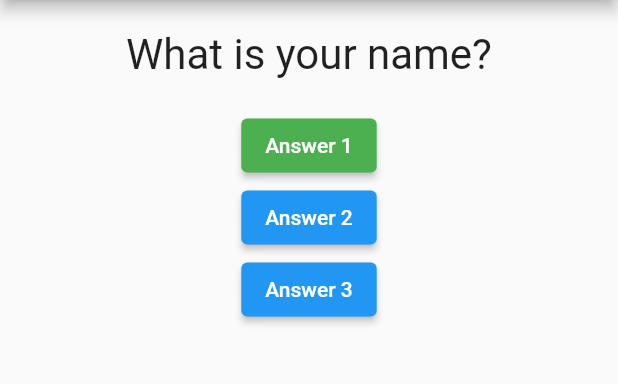
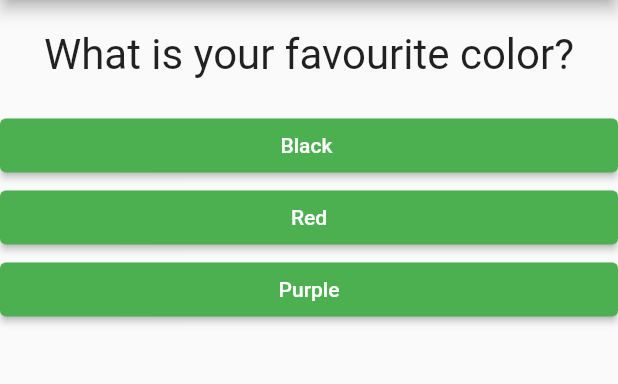
Before and after one commit to Asif-28/Fluttter, a Flutter app: the screen it shows after launch, on a phone screen of 412 x 824 dp, the part 84-468 px from its top. Run offline on Flutter 3.47's test engine with Material 2 defaults, Android fonts, the phone set to English and light mode, and no system bars.

```diff
--- a/lib/answer.dart
+++ b/lib/answer.dart
@@ -1,17 +1,23 @@
 import 'package:flutter/material.dart';
 
 class Answer extends StatelessWidget {
+  final VoidCallback selectHandler;
+  final String answerText;
+
+  Answer(this.selectHandler, this.answerText);
   @override
   Widget build(BuildContext context) {
     return Container(
       width: double.infinity,
-      color: Colors.blue,
+      // textColor: Colors.black,
+      // color: Colors.blue,
       child: ElevatedButton(
-          style: ButtonStyle(
-            backgroundColor: MaterialStateProperty.all(Colors.green),
-          ),
-          child: Text('Answer 1'),
-          onPressed: () {}),
+        style: ButtonStyle(
+          backgroundColor: MaterialStateProperty.all(Colors.green),
+        ),
+        child: Text(answerText),
+        onPressed: selectHandler,
+      ),
     );
   }
 }
--- a/lib/main.dart
+++ b/lib/main.dart
@@ -1,6 +1,9 @@
 import 'package:flutter/material.dart';
 
+import './result.dart';
 import './question.dart';
+import './answer.dart';
+import './quiz.dart';
 
 void main() {
   runApp(MyApp());
@@ -15,47 +18,57 @@ class MyApp extends StatefulWidget {
 }
 
 class _MyAppState extends State<MyApp> {
+  final _questions = const [
+    {
+      'questionText': 'What is your favourite color?',
+      'answers': [
+        'Black ',
+        'Red',
+        'Purple',
+      ]
+    },
+    {
+      'questionText': 'What is your favourite animal?',
+      'answers': [
+        'Dog',
+        'Cat ',
+        'Cockroach',
+      ]
+    },
+    {
+      'questionText': 'Who is your favourite TMKOC character ',
+      'answers': [
+        'Jethalal',
+        'bOObita ji ',
+        'Anjali Bhabhi ',
+      ]
+    }
+  ];
   var _questionIndex = 0;
-  void _answerQuestions() {
+  void _answerQuestion() {
     setState(() {
       _questionIndex = _questionIndex + 1;
     });
-    print('you have answered the questions');
-    print(_questionIndex);
+    if (_questionIndex < _questions.length) {
+      print('you have more answered ');
+    }
   }
 
   @override
   Widget build(BuildContext context) {
-    var questions = [
-      'What is your name? ',
-      'What is your favourite color? ',
-      'What is the name of your pet?'
-    ];
     return MaterialApp(
       home: Scaffold(
         appBar: AppBar(
           backgroundColor: Colors.amberAccent,
           title: Text('My first App', textScaleFactor: 1.6),
         ),
-        body: Column(
-          children: [
-            Question(questions[_questionIndex]),
-            ElevatedButton(
-                style: ButtonStyle(
-                  backgroundColor: MaterialStateProperty.all(Colors.green),
-                ),
-                child: Text('Answer 1'),
-                onPressed: _answerQuestions),
-            ElevatedButton(
-              child: Text('Answer 2'),
-              onPressed: _answerQuestions,
-            ),
-            ElevatedButton(
-              child: Text('Answer 3'),
-              onPressed: () => print('Answer 3 chosen'),
-            ),
-          ],
-        ),
+        body: _questionIndex < _questions.length
+            ? Quiz(
+                answerQuestion: _answerQuestion,
+                questionIndex: _questionIndex,
+                questions: _questions,
+              )
+            : Result(),
       ),
     );
   }
--- /dev/null
+++ b/lib/quiz.dart
@@ -0,0 +1,28 @@
+import 'package:flutter/material.dart';
+
+import './question.dart';
+import './answer.dart';
+
+class Quiz extends StatelessWidget {
+  final List<Map<String, Object>> questions; //runtime constants
+  final int questionIndex;
+  final VoidCallback answerQuestion;
+
+  Quiz(
+      {required this.questions,
+      required this.answerQuestion,
+      required this.questionIndex});
+  @override
+  Widget build(BuildContext context) {
+    return Column(
+      children: [
+        Question(
+          questions[questionIndex]['questionText'] as String,
+        ),
+        ...(questions[questionIndex]['answers'] as List<String>).map((answer) {
+          return Answer(answerQuestion, answer);
+        }).toList()
+      ],
+    );
+  }
+}
--- /dev/null
+++ b/lib/result.dart
@@ -0,0 +1,10 @@
+import 'package:flutter/material.dart';
+
+class Result extends StatelessWidget {
+  @override
+  Widget build(BuildContext context) {
+    return Center(
+      child: Text('You did it  '),
+    );
+  }
+}
```
